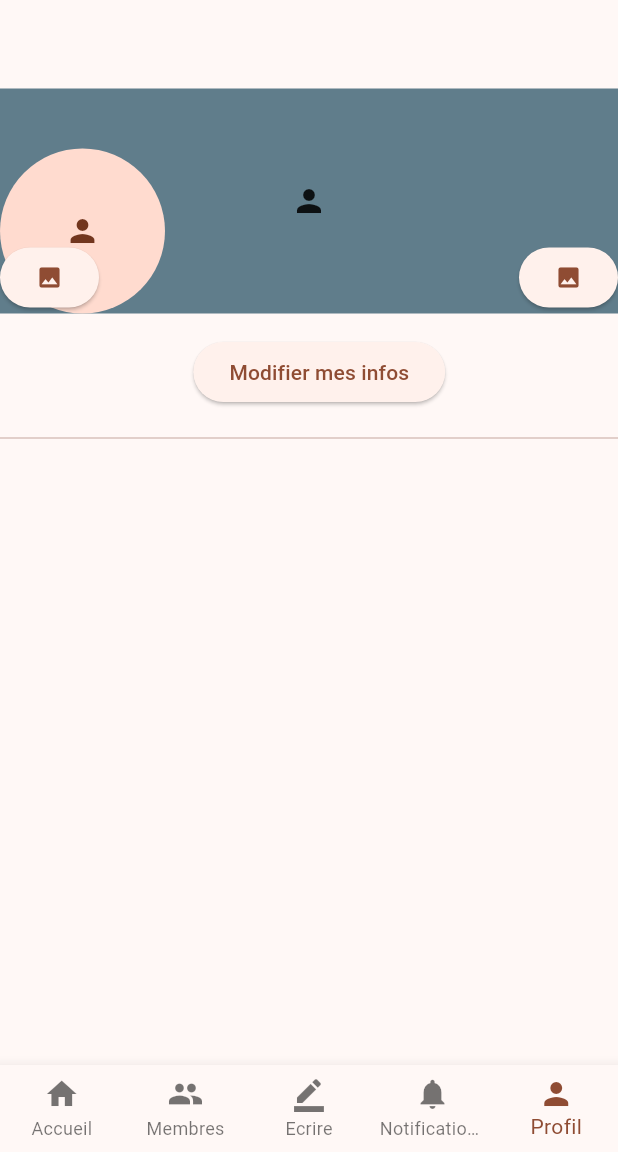
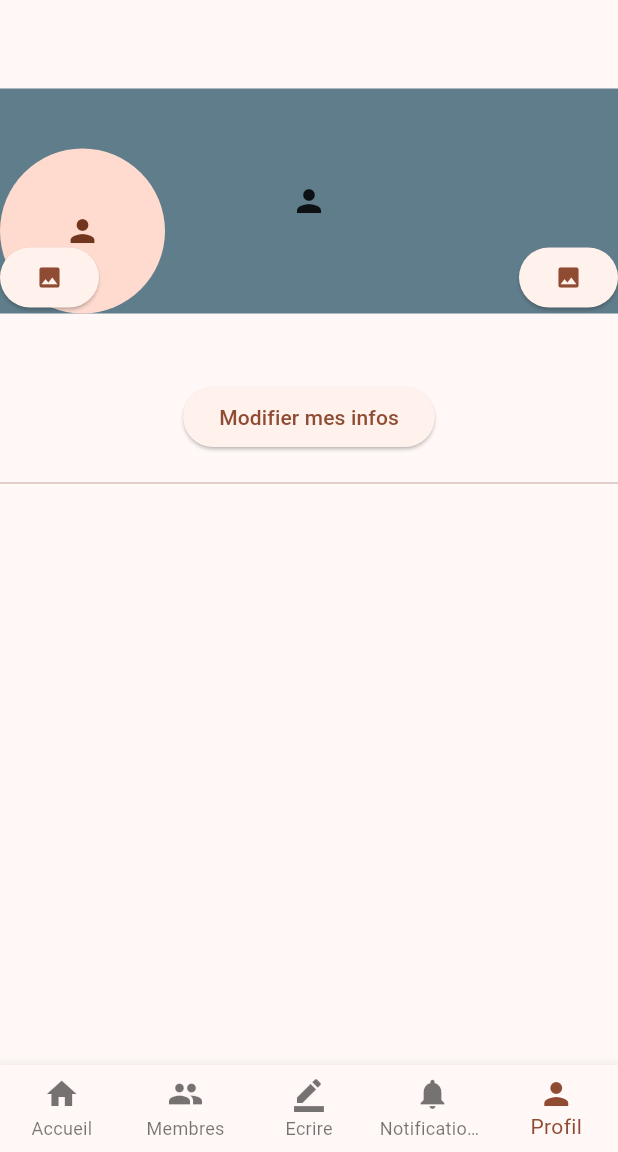
Before and after one commit to AntoineHazebrouck/chti_face_bouc, a Flutter app: the screen it shows once a user with an empty profile is signed in, item 5 of the bottom bar chosen, on a phone screen of 412 x 824 dp, the part 84-1236 px from its top. Run offline on Flutter 3.47's test engine with Material 3 defaults, Android fonts, the phone set to English and light mode, and no system bars; our stand-ins replace cloud_firestore, firebase_auth, firebase_core, firebase_storage, image_picker; accounts and stored records are empty.

Commit message:
fix alyout on phone

```diff
--- a/lib/pages/page_profil.dart
+++ b/lib/pages/page_profil.dart
@@ -45,7 +45,7 @@ class _PageProfilState extends State<PageProfil> {
                       );
                     },
                   ),
-                  Row(
+                  Column(
                     spacing: 10,
                     mainAxisAlignment: MainAxisAlignment.center,
                     children: [
```
Also changed, not shown: lib/pages/common/post_card.dart (+10 -1 lines).
